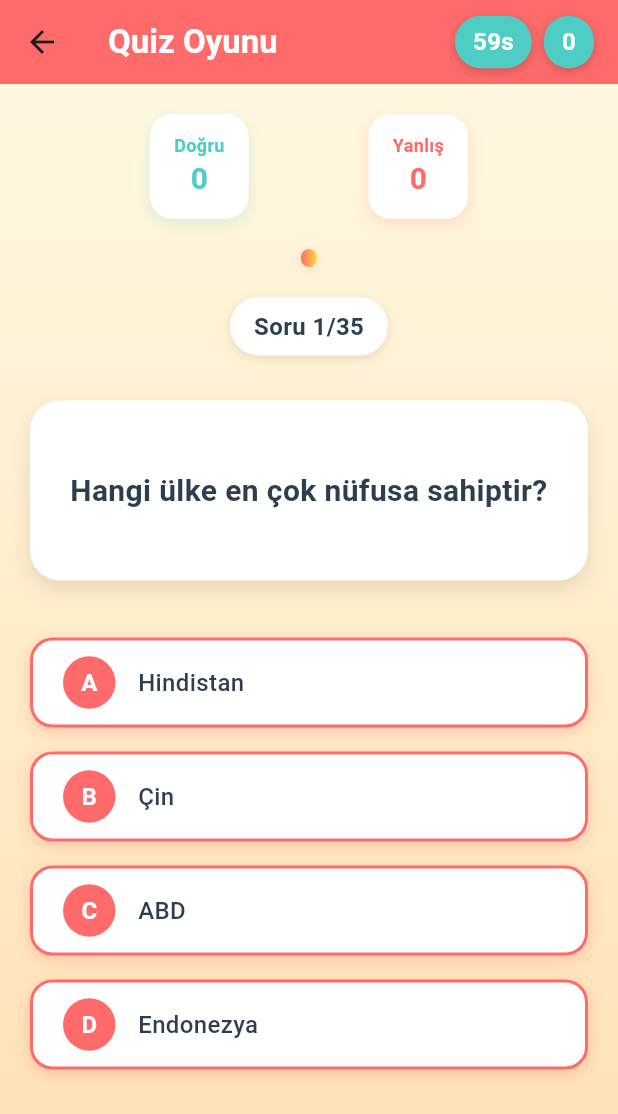
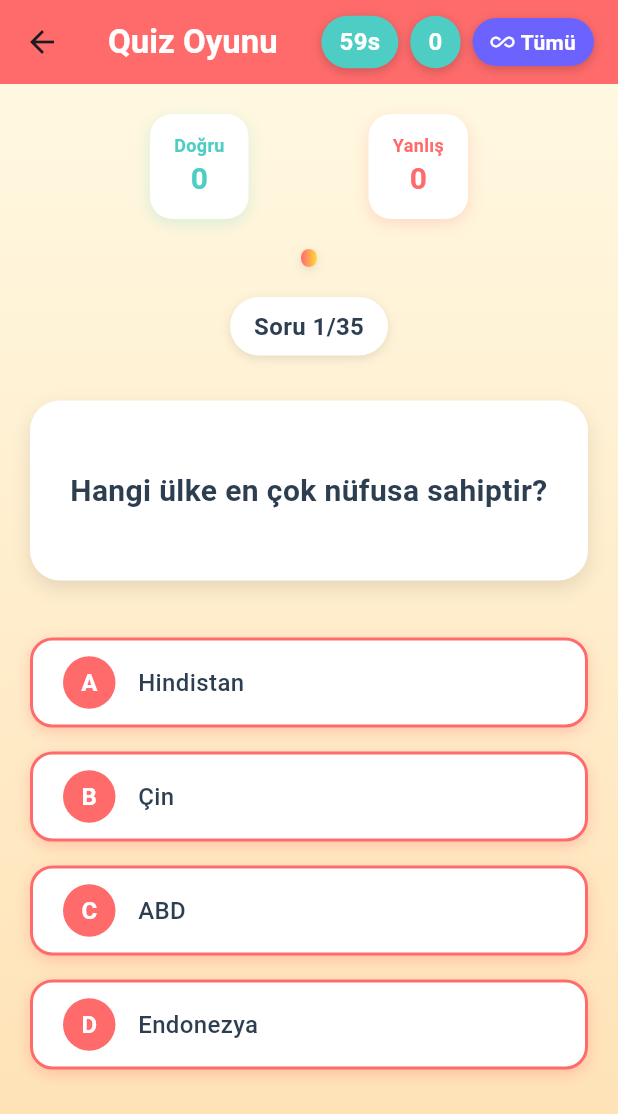
Before and after one commit to MelihDelice/Flutter-Cursor, a Flutter app: the screen it shows after launch, after a tap on "OYUNA BAŞLA", on a phone screen of 412 x 824 dp. Shown: the top 1114 px of the screen. Run offline on Flutter 3.47's test engine with Material 3 defaults, Android fonts, the light colour scheme and no system bars; our stand-ins replace audioplayers, firebase_core, firebase_database, share_plus, shared_preferences; accounts and stored records are empty.

Commit message:
Implement category selection in GameProvider and GameScreen

```diff
--- a/project1/project1/lib/providers/game_provider.dart
+++ b/project1/project1/lib/providers/game_provider.dart
@@ -18,6 +18,7 @@ class GameProvider extends ChangeNotifier {
   int? _selectedAnswer;
   int? _correctAnswer;
   bool _shouldAnimateNextQuestion = false;
+  String _selectedCategory = 'Tümü';
 
   // Zaman sınırlı mod için
   int _timeLeft = 60; // 60 saniye
@@ -46,6 +47,15 @@ class GameProvider extends ChangeNotifier {
   int get correctAnswers => _correctAnswers;
   int get wrongAnswers => _wrongAnswers;
   bool get soundEnabled => _soundEnabled;
+  String get selectedCategory => _selectedCategory;
+
+  List<String> get categories {
+    if (_questions.isEmpty) return ['Tümü'];
+    final Set<String> categorySet = _questions.map((q) => q.category).toSet();
+    final List<String> categories = ['Tümü'] + categorySet.toList();
+    categories.sort();
+    return categories;
+  }
 
   double get successRate {
     if (_correctAnswers + _wrongAnswers == 0) return 0.0;
@@ -101,8 +111,23 @@ class GameProvider extends ChangeNotifier {
     }
   }
 
-  void startNewGame() {
-    _currentQuestions = List.from(_questions);
+  void setCategory(String category) {
+    _selectedCategory = category;
+    notifyListeners();
+  }
+
+  void startNewGame({String? category}) {
+    if (category != null) {
+      _selectedCategory = category;
+    }
+
+    // Kategori seçimine göre soruları filtrele
+    if (_selectedCategory == 'Tümü') {
+      _currentQuestions = List.from(_questions);
+    } else {
+      _currentQuestions = _questions.where((q) => q.category == _selectedCategory).toList();
+    }
+
     _currentQuestions.shuffle(Random());
     _currentQuestionIndex = 0;
     _score = 0;
--- a/project1/project1/lib/screens/game_screen.dart
+++ b/project1/project1/lib/screens/game_screen.dart
@@ -87,7 +87,7 @@ class _GameScreenState extends State<GameScreen> with TickerProviderStateMixin {
                   ),
                   // Skor
                   Container(
-                    margin: const EdgeInsets.only(right: 16),
+                    margin: const EdgeInsets.only(right: 8),
                     padding: const EdgeInsets.symmetric(horizontal: 12, vertical: 6),
                     decoration: BoxDecoration(
                       color: const Color(0xFF4ECDC4),
@@ -107,6 +107,41 @@ class _GameScreenState extends State<GameScreen> with TickerProviderStateMixin {
                         fontWeight: FontWeight.bold,
                         color: Colors.white,
                       ),
+                    ),
+                  ),
+                  // Kategori
+                  Container(
+                    margin: const EdgeInsets.only(right: 16),
+                    padding: const EdgeInsets.symmetric(horizontal: 12, vertical: 6),
+                    decoration: BoxDecoration(
+                      color: _getCategoryColor(gameProvider.selectedCategory),
+                      borderRadius: BorderRadius.circular(20),
+                      boxShadow: [
+                        BoxShadow(
+                          color: Colors.black.withOpacity(0.2),
+                          blurRadius: 5,
+                          offset: const Offset(0, 2),
+                        ),
+                      ],
+                    ),
+                    child: Row(
+                      mainAxisSize: MainAxisSize.min,
+                      children: [
+                        Icon(
+                          _getCategoryIcon(gameProvider.selectedCategory),
+                          color: Colors.white,
+                          size: 16,
+                        ),
+                        const SizedBox(width: 4),
+                        Text(
+                          gameProvider.selectedCategory,
+                          style: const TextStyle(
+                            fontSize: 14,
+                            fontWeight: FontWeight.bold,
+                            color: Colors.white,
+                          ),
+                        ),
+                      ],
                     ),
                   ),
                 ],
@@ -634,4 +669,46 @@ class _GameScreenState extends State<GameScreen> with TickerProviderStateMixin {
     );
     return result ?? false;
   }
+
+  Color _getCategoryColor(String category) {
+    switch (category) {
+      case 'Tümü':
+        return const Color(0xFF6C63FF);
+      case 'Coğrafya':
+        return const Color(0xFF4ECDC4);
+      case 'Fen':
+        return const Color(0xFF45B7D1);
+      case 'Matematik':
+        return const Color(0xFFFF6B6B);
+      case 'Tarih':
+        return const Color(0xFFFFD93D);
+      case 'Spor':
+        return const Color(0xFF96CEB4);
+      case 'Genel':
+        return const Color(0xFF9B59B6);
+      default:
+        return const Color(0xFF95A5A6);
+    }
+  }
+
+  IconData _getCategoryIcon(String category) {
+    switch (category) {
+      case 'Tümü':
+        return Icons.all_inclusive;
+      case 'Coğrafya':
+        return Icons.public;
+      case 'Fen':
+        return Icons.science;
+      case 'Matematik':
+        return Icons.calculate;
+      case 'Tarih':
+        return Icons.history_edu;
+      case 'Spor':
+        return Icons.sports_soccer;
+      case 'Genel':
+        return Icons.quiz;
+      default:
+        return Icons.category;
+    }
+  }
 }
```
